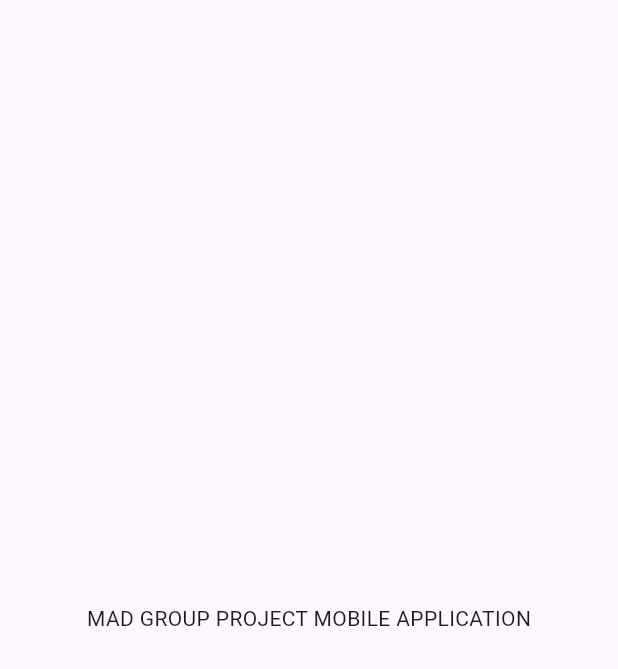
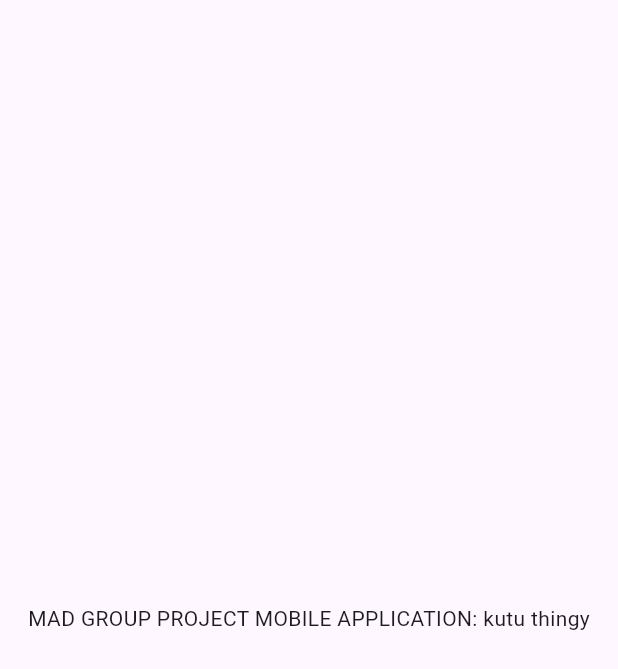
Before and after one commit to akifiz/Grp-Project-ABC-MAD-, a Flutter app: the screen it shows after launch, on a phone screen of 412 x 824 dp. Shown: the top 669 px of the screen. Run offline on Flutter 3.47's test engine with Material 3 defaults, Android fonts, the phone set to English and light mode, and no system bars.

Commit message:
nama app

```diff
--- a/abcmobileapp/lib/main.dart
+++ b/abcmobileapp/lib/main.dart
@@ -13,7 +13,7 @@ class MainApp extends StatelessWidget {
     return const MaterialApp(
       home: Scaffold(
         body: Center(
-          child: Text('MAD GROUP PROJECT MOBILE APPLICATION'),
+          child: Text('MAD GROUP PROJECT MOBILE APPLICATION: kutu thingy'),
         ),
       ),
     );
```
